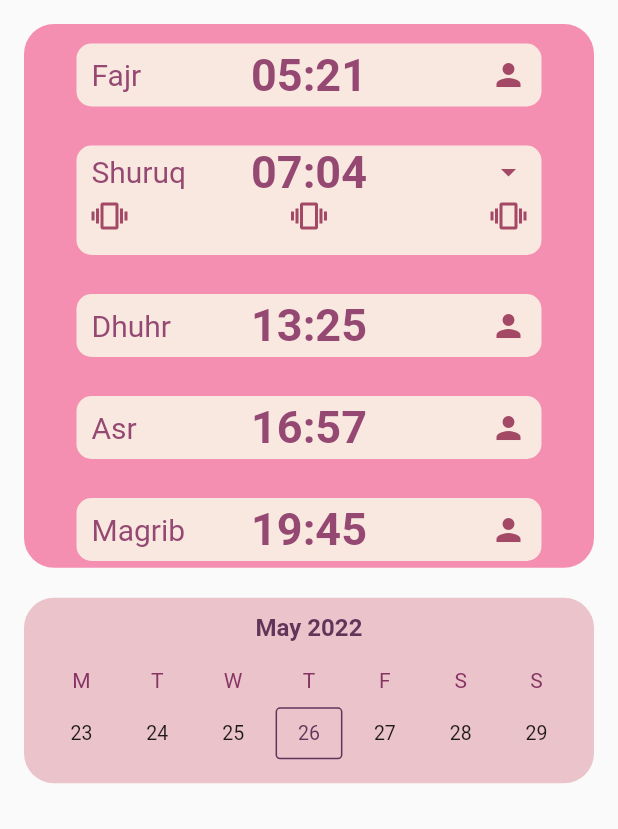
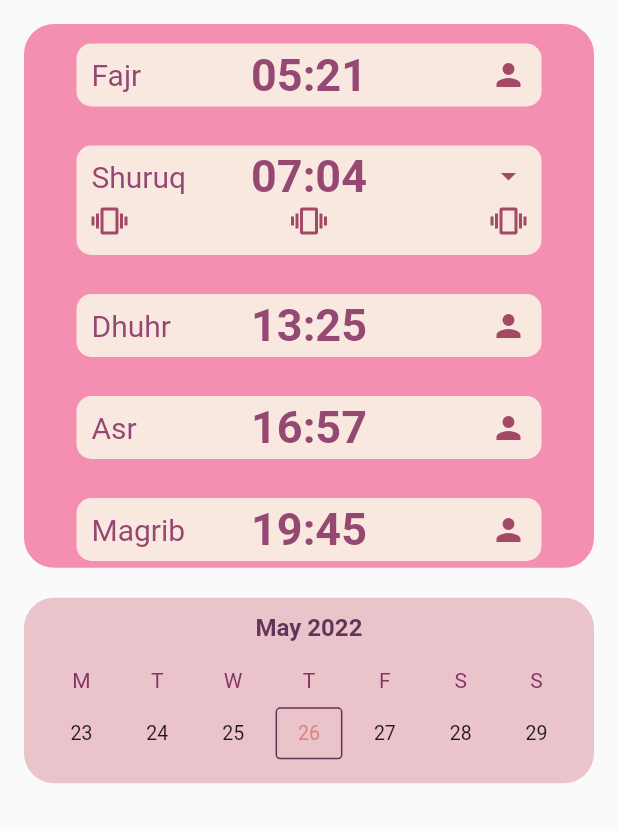
Before and after one commit to om4rr4mo/UPray, a Flutter app: the screen it shows after launch, after a tap on "Fajr", after a tap on "Shuruq", after a tap on "Asr", on a phone screen of 412 x 824 dp. Shown: the top 829 px of the screen. Run offline on Flutter 3.47's test engine with Material 2 defaults, Android fonts, the phone set to English and light mode, and no system bars; drawn by our look-alikes of syncfusion_flutter_datepicker; our stand-ins replace firebase_core; missing offline and left inert: firebase_core_web; accounts and stored records are empty.

Commit message:
Merge branch 'master' of https://github.com/om4rr4mo/UPray

```diff
--- a/lib/components/expandible_contents/home/calendar/calendar_collapsed.dart
+++ b/lib/components/expandible_contents/home/calendar/calendar_collapsed.dart
@@ -19,6 +19,8 @@ class _CalendarCollapsedState extends State<CalendarCollapsed> {
           fontWeight: FontWeight.bold,
         ),
       ),
+      monthCellStyle: const DateRangePickerMonthCellStyle(
+          todayTextStyle: TextStyle(color: Color(0xFFDB8787))),
       monthViewSettings: const DateRangePickerMonthViewSettings(
         firstDayOfWeek: 1,
         numberOfWeeksInView: 1,
--- a/lib/components/expandible_contents/home/calendar/calendar_expanded.dart
+++ b/lib/components/expandible_contents/home/calendar/calendar_expanded.dart
@@ -19,6 +19,8 @@ class _CalendarExpandedState extends State<CalendarExpanded> {
           fontWeight: FontWeight.bold,
         ),
       ),
+      monthCellStyle: const DateRangePickerMonthCellStyle(
+          todayTextStyle: TextStyle(color: Color(0xFFDB8787))),
       monthViewSettings: const DateRangePickerMonthViewSettings(
         firstDayOfWeek: 1,
         viewHeaderStyle: DateRangePickerViewHeaderStyle(
--- a/lib/components/prayer.dart
+++ b/lib/components/prayer.dart
@@ -6,7 +6,9 @@ class PrayerMenu extends StatefulWidget {
   final String prayerName;
   final String prayerTime;
 
-  const PrayerMenu({Key? key, required this.prayerName, required this.prayerTime}) : super(key: key);
+  const PrayerMenu(
+      {Key? key, required this.prayerName, required this.prayerTime})
+      : super(key: key);
 
   @override
   _PrayerMenuState createState() => _PrayerMenuState();
@@ -43,6 +45,7 @@ class _PrayerMenuState extends State<PrayerMenu> {
           scrollDirection: Axis.vertical,
           child: Column(
             children: [
+              const SizedBox(height: 3.0),
               PrayerBox(
                 prayerName: widget.prayerName,
                 prayerTime: widget.prayerTime,
@@ -62,7 +65,12 @@ class PrayerBox extends StatefulWidget {
   final String prayerTime;
   final IconData icon;
 
-  const PrayerBox({Key? key, required this.prayerName, required this.prayerTime, required this.icon}) : super(key: key);
+  const PrayerBox(
+      {Key? key,
+      required this.prayerName,
+      required this.prayerTime,
+      required this.icon})
+      : super(key: key);
 
   @override
   State<PrayerBox> createState() => _PrayerBoxState();
```
